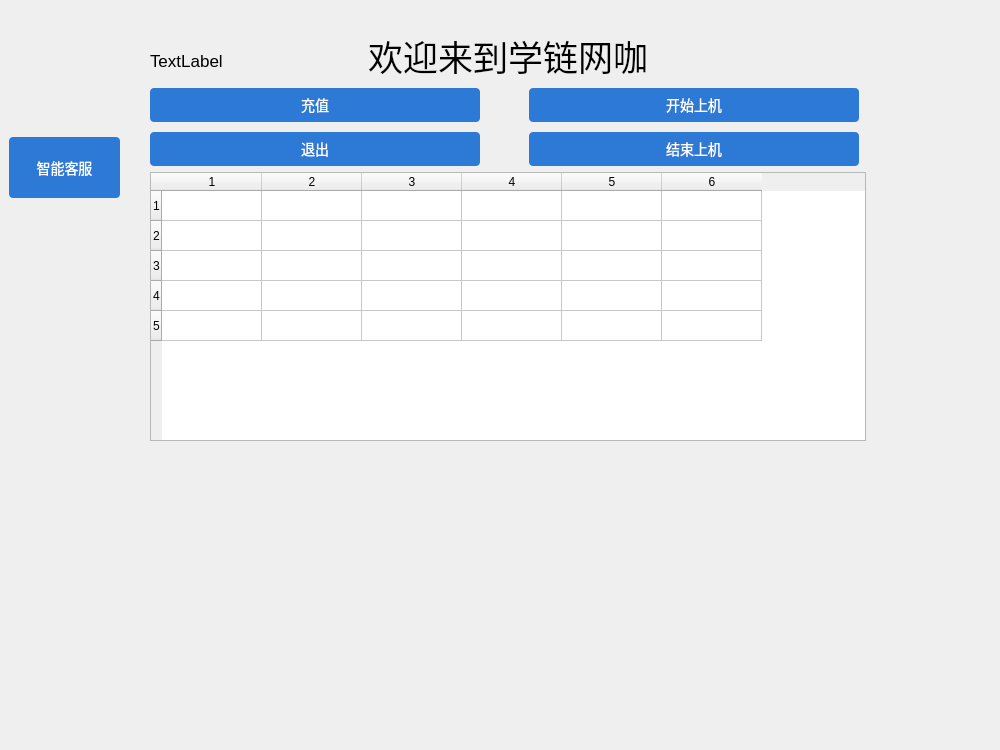
Qt form Cafe/user_window.ui (smoker114514/XueLian666) before a commit.
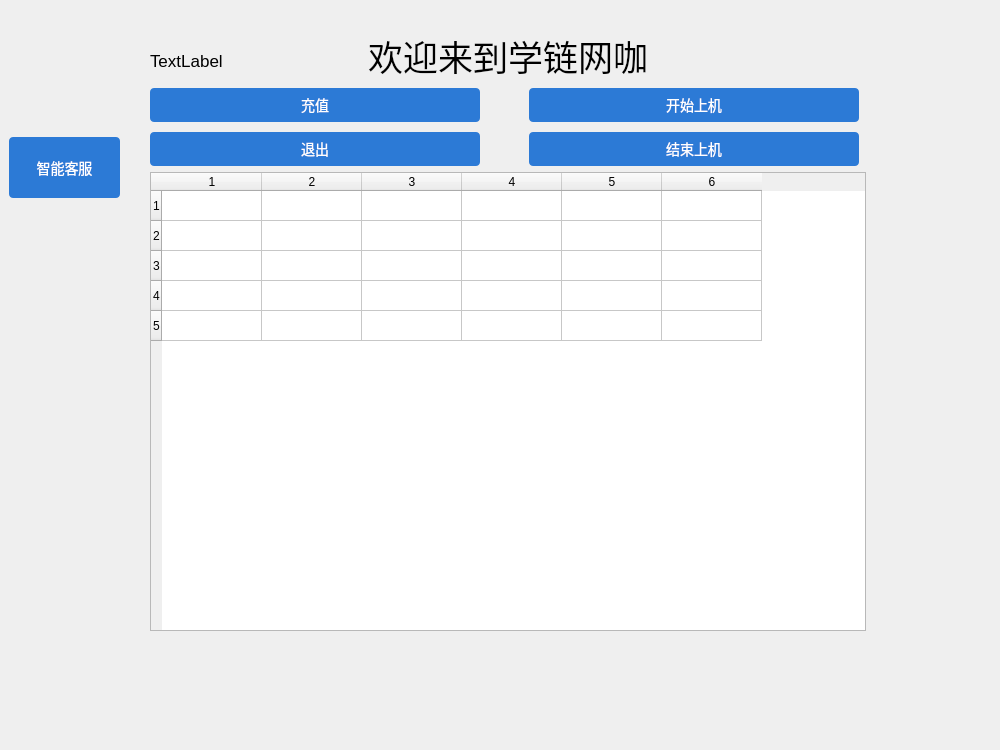
The same form after that commit.

```diff
--- a/Cafe/user_window.ui
+++ b/Cafe/user_window.ui
@@ -64,7 +64,7 @@
      <x>150</x>
      <y>30</y>
      <width>716</width>
-     <height>411</height>
+     <height>601</height>
     </rect>
    </property>
    <layout class="QVBoxLayout" name="verticalLayout_2">
@@ -185,6 +185,12 @@
         <property name="columnCount">
          <number>6</number>
         </property>
+        <attribute name="horizontalHeaderMinimumSectionSize">
+         <number>22</number>
+        </attribute>
+        <attribute name="verticalHeaderMinimumSectionSize">
+         <number>13</number>
+        </attribute>
         <row/>
         <row/>
         <row/>
```
Left out of the diff: 2 changed lines with no effect on the pictures.
